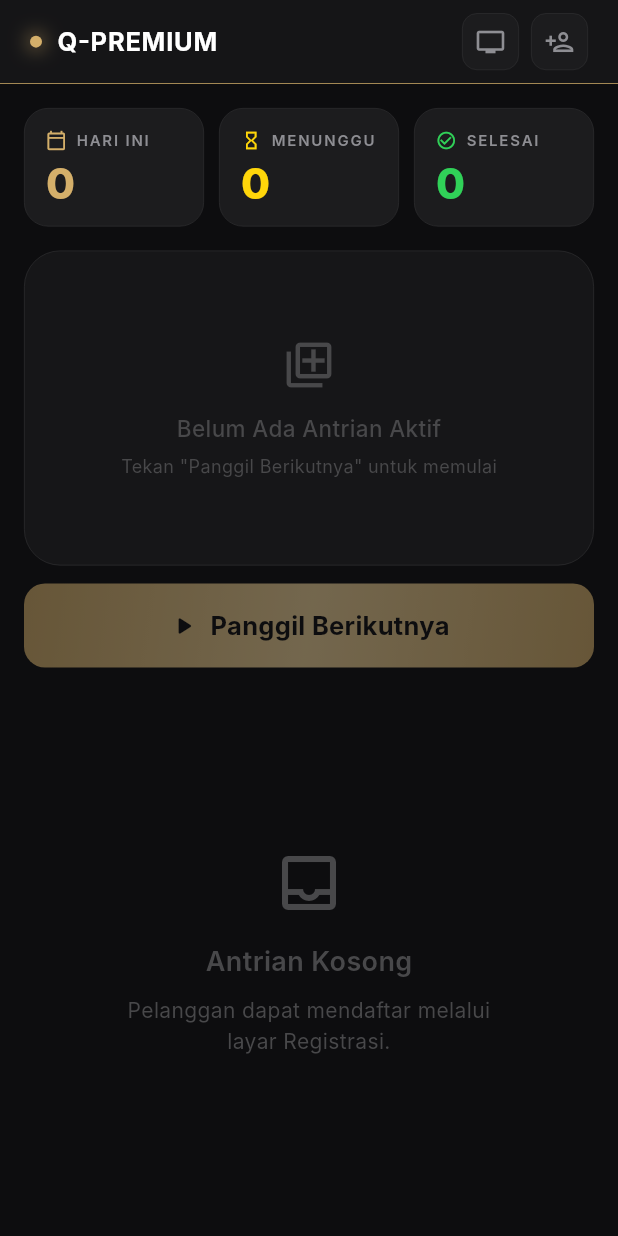
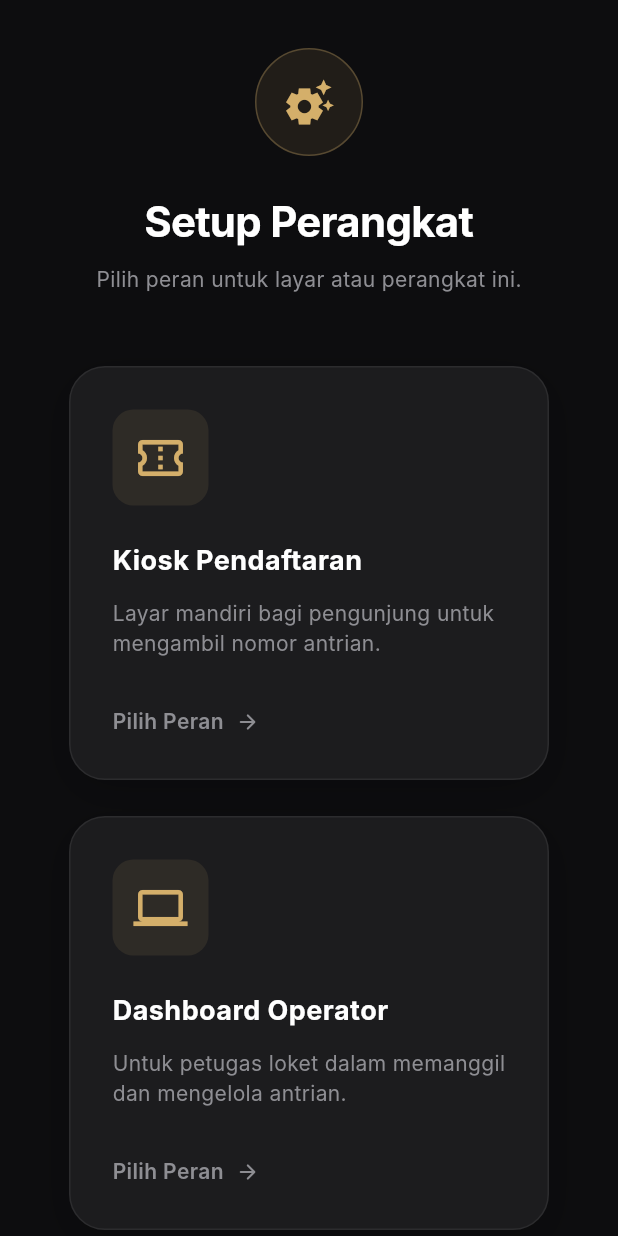
Before and after one commit to mrizkymxx/q-premium-queue, a Flutter app: the screen it shows after launch, on a phone screen of 412 x 824 dp. Run offline on Flutter 3.47's test engine with Material 3 defaults, Android fonts, the phone set to English and light mode, and no system bars; drawn by our look-alikes of flutter_animate; our stand-ins replace supabase_flutter, web; accounts and stored records are empty; Roboto replaces fonts that are missing (Inter).

Commit message:
feat: add device selection landing page and update routes

```diff
--- a/lib/app.dart
+++ b/lib/app.dart
@@ -2,6 +2,7 @@ import 'package:flutter/material.dart';
 import 'package:provider/provider.dart';
 import 'config/theme_config.dart';
 import 'providers/queue_provider.dart';
+import 'screens/device_selection_screen.dart';
 import 'screens/operator_dashboard_screen.dart';
 import 'screens/public_monitor_screen.dart';
 import 'screens/registration_screen.dart';
@@ -18,8 +19,9 @@ class QPremiumApp extends StatelessWidget {
       child: MaterialApp(
         title: 'Q-PREMIUM — Sistem Antrian Digital',
         theme: AppTheme.materialTheme,
-        home: const OperatorDashboardScreen(),
+        home: const DeviceSelectionScreen(),
         routes: {
+          '/dashboard': (_) => const OperatorDashboardScreen(),
           '/monitor': (_) => const PublicMonitorScreen(),
           '/register': (_) => const RegistrationScreen(),
         },
--- /dev/null
+++ b/lib/screens/device_selection_screen.dart
@@ -0,0 +1,172 @@
+import 'package:flutter/material.dart';
+import 'package:flutter_animate/flutter_animate.dart';
+import '../config/theme_config.dart';
+
+class DeviceSelectionScreen extends StatelessWidget {
+  const DeviceSelectionScreen({super.key});
+
+  @override
+  Widget build(BuildContext context) {
+    return Scaffold(
+      backgroundColor: AppTheme.darkBg,
+      body: Center(
+        child: SingleChildScrollView(
+          padding: const EdgeInsets.all(32),
+          child: Column(
+            mainAxisSize: MainAxisSize.min,
+            children: [
+              // Logo / Title
+              Container(
+                width: 72,
+                height: 72,
+                decoration: BoxDecoration(
+                  shape: BoxShape.circle,
+                  color: AppTheme.gold.withValues(alpha: 0.1),
+                  border: Border.all(color: AppTheme.gold.withValues(alpha: 0.3)),
+                ),
+                child: const Icon(Icons.settings_suggest, size: 36, color: AppTheme.gold),
+              ).animate().fadeIn(duration: 500.ms).scaleXY(begin: 0.8),
+
+              const SizedBox(height: 24),
+              Text(
+                'Setup Perangkat',
+                style: AppTheme.headlineLarge(),
+              ).animate().fadeIn(delay: 100.ms),
+              const SizedBox(height: 8),
+              Text(
+                'Pilih peran untuk layar atau perangkat ini.',
+                style: AppTheme.bodyMedium(),
+              ).animate().fadeIn(delay: 200.ms),
+
+              const SizedBox(height: 48),
+
+              Wrap(
+                spacing: 24,
+                runSpacing: 24,
+                alignment: WrapAlignment.center,
+                children: const [
+                  _DeviceCard(
+                    title: 'Kiosk Pendaftaran',
+                    description: 'Layar mandiri bagi pengunjung untuk mengambil nomor antrian.',
+                    icon: Icons.confirmation_number_outlined,
+                    route: '/register',
+                    delay: 300,
+                  ),
+                  _DeviceCard(
+                    title: 'Dashboard Operator',
+                    description: 'Untuk petugas loket dalam memanggil dan mengelola antrian.',
+                    icon: Icons.computer_outlined,
+                    route: '/dashboard',
+                    delay: 400,
+                  ),
+                  _DeviceCard(
+                    title: 'Layar Monitor',
+                    description: 'Tampilan TV ruang tunggu dengan panggilan suara (TTS).',
+                    icon: Icons.tv_outlined,
+                    route: '/monitor',
+                    delay: 500,
+                  ),
+                ],
+              ),
+            ],
+          ),
+        ),
+      ),
+    );
+  }
+}
+
+class _DeviceCard extends StatefulWidget {
+  final String title;
+  final String description;
+  final IconData icon;
+  final String route;
+  final int delay;
+
+  const _DeviceCard({
+    required this.title,
+    required this.description,
+    required this.icon,
+    required this.route,
+    required this.delay,
+  });
+
+  @override
+  State<_DeviceCard> createState() => _DeviceCardState();
+}
+
+class _DeviceCardState extends State<_DeviceCard> {
+  bool _isHovered = false;
+
+  @override
+  Widget build(BuildContext context) {
+    return MouseRegion(
+      onEnter: (_) => setState(() => _isHovered = true),
+      onExit: (_) => setState(() => _isHovered = false),
+      cursor: SystemMouseCursors.click,
+      child: GestureDetector(
+        onTap: () => Navigator.of(context).pushNamed(widget.route),
+        child: AnimatedContainer(
+          duration: const Duration(milliseconds: 250),
+          curve: Curves.easeOut,
+          width: 320,
+          padding: const EdgeInsets.all(28),
+          decoration: BoxDecoration(
+            color: _isHovered ? AppTheme.surfaceColor : AppTheme.cardColor,
+            borderRadius: BorderRadius.circular(24),
+            border: Border.all(
+              color: _isHovered ? AppTheme.gold : AppTheme.borderColor,
+              width: _isHovered ? 1.5 : 1.0,
+            ),
+            boxShadow: _isHovered ? AppTheme.goldGlow(intensity: 0.4) : AppTheme.cardShadow,
+          ),
+          child: Column(
+            crossAxisAlignment: CrossAxisAlignment.start,
+            children: [
+              Container(
+                padding: const EdgeInsets.all(14),
+                decoration: BoxDecoration(
+                  color: AppTheme.gold.withValues(alpha: 0.1),
+                  borderRadius: BorderRadius.circular(14),
+                ),
+                child: Icon(widget.icon, color: AppTheme.gold, size: 36),
+              ),
+              const SizedBox(height: 24),
+              Text(
+                widget.title,
+                style: AppTheme.titleLarge(),
+              ),
+              const SizedBox(height: 12),
+              Text(
+                widget.description,
+                style: AppTheme.bodyMedium(),
+                maxLines: 3,
+                overflow: TextOverflow.ellipsis,
+              ),
+              const SizedBox(height: 32),
+              Row(
+                children: [
+                  Text(
+                    'Pilih Peran',
+                    style: TextStyle(
+                      fontFamily: 'Inter',
+                      fontSize: 14,
+                      fontWeight: FontWeight.w600,
+                      color: _isHovered ? AppTheme.gold : AppTheme.textSecondary,
+                    ),
+                  ),
+                  const SizedBox(width: 8),
+                  Icon(
+                    Icons.arrow_forward_rounded,
+                    size: 16,
+                    color: _isHovered ? AppTheme.gold : AppTheme.textSecondary,
+                  ),
+                ],
+              ),
+            ],
+          ),
+        ).animate().fadeIn(duration: 500.ms, delay: widget.delay.ms).slideY(begin: 0.1, end: 0, duration: 500.ms, curve: Curves.easeOut),
+      ),
+    );
+  }
+}
```
Also changed, not shown: 1 other file.
